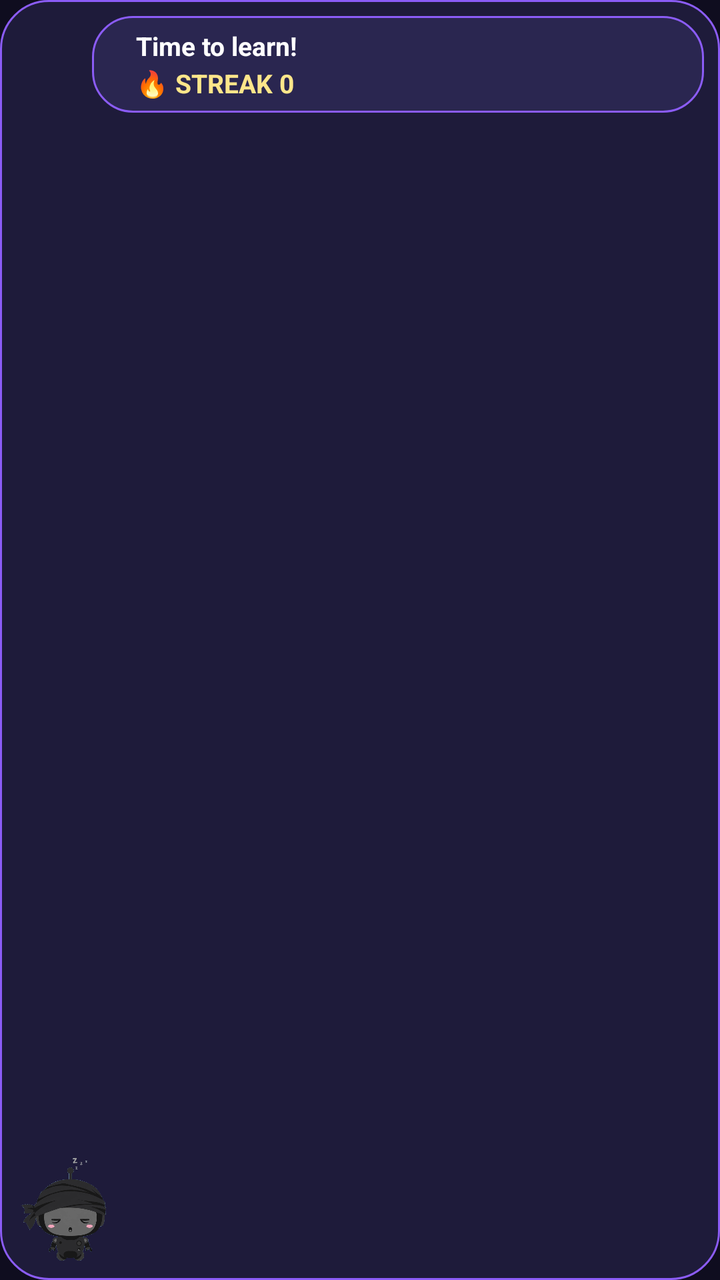
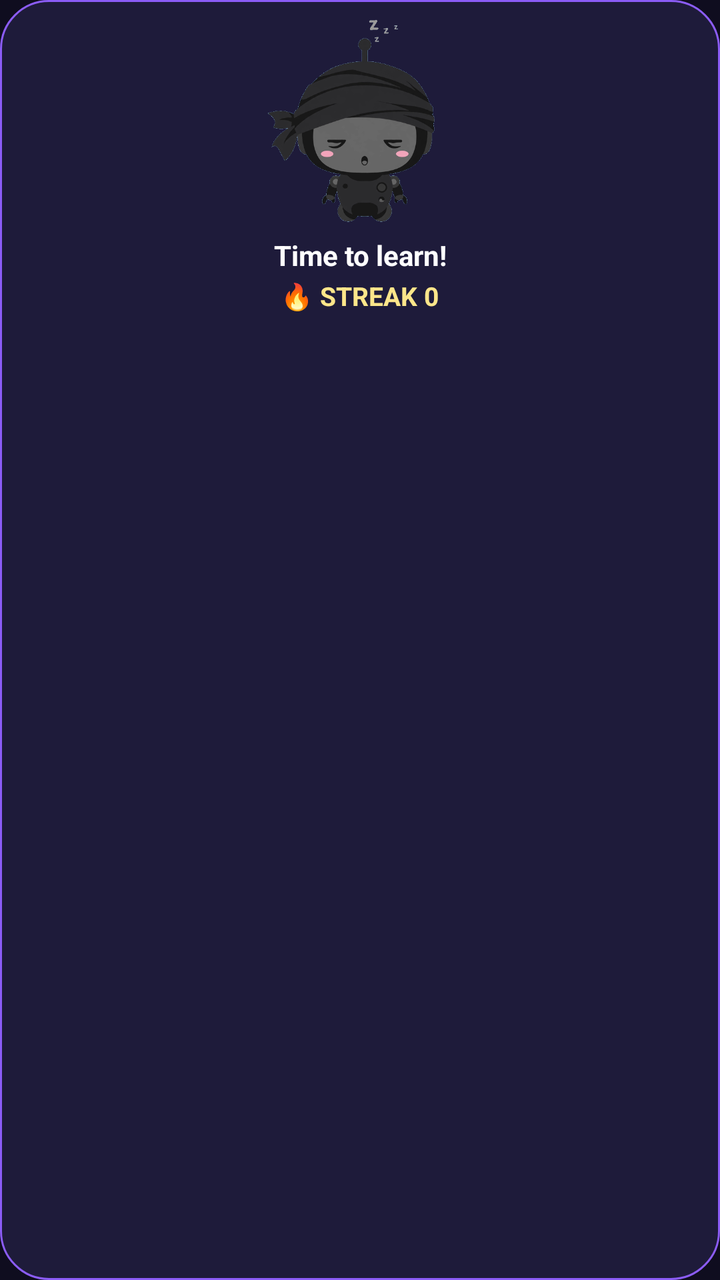

An Android layout rendered at two revisions. The XML below is the earlier revision; the diff shows what the commit changed to produce the second picture.
<!-- AndroidManifest.xml: application theme AppTheme -->
<!-- res/layout/widget_loop.xml -->
<?xml version="1.0" encoding="utf-8"?>
<RelativeLayout xmlns:android="http://schemas.android.com/apk/res/android"
    android:id="@+id/w_root"
    android:layout_width="match_parent"
    android:layout_height="match_parent"
    android:background="@drawable/widget_bg"
    android:padding="6dp">

    
    <LinearLayout
        android:id="@+id/w_bubble"
        android:layout_width="match_parent"
        android:layout_height="wrap_content"
        android:layout_alignParentTop="true"
        android:layout_alignParentEnd="true"
        android:layout_marginStart="40dp"
        android:layout_marginTop="2dp"
        android:layout_marginEnd="2dp"
        android:orientation="vertical"
        android:background="@drawable/widget_bubble"
        android:paddingStart="22dp"
        android:paddingEnd="10dp"
        android:paddingTop="6dp"
        android:paddingBottom="6dp">

        <TextView
            android:id="@+id/w_caption"
            android:layout_width="match_parent"
            android:layout_height="wrap_content"
            android:text="Time to learn!"
            android:textSize="13sp"
            android:textStyle="bold"
            android:textColor="#FFFFFF"
            android:maxLines="2"
            android:ellipsize="end" />

        <TextView
            android:id="@+id/w_streak"
            android:layout_width="wrap_content"
            android:layout_height="wrap_content"
            android:layout_marginTop="1dp"
            android:text="🔥 STREAK 0"
            android:textSize="13sp"
            android:textStyle="bold"
            android:textColor="#FDE68A" />
    </LinearLayout>

    
    <ImageView
        android:id="@+id/w_mascot"
        android:layout_width="56dp"
        android:layout_height="56dp"
        android:layout_alignParentBottom="true"
        android:layout_alignParentStart="true"
        android:layout_marginStart="0dp"
        android:layout_marginBottom="0dp"
        android:src="@drawable/mascot_sleepy"
        android:contentDescription="Dip" />
</RelativeLayout>
<!-- resources referenced by this layout -->
<resources>
  <!-- drawable mascot_sleepy: png bitmap (drawable, 119405 bytes) -->
  <!-- drawable widget_bg (drawable) -->
  <?xml version="1.0" encoding="utf-8"?>
  <shape xmlns:android="http://schemas.android.com/apk/res/android"
      android:shape="rectangle">
      <solid android:color="#1E1B3A" />
      <corners android:radius="24dp" />
      <stroke android:width="1dp" android:color="#8B5CF6" />
  </shape>
  <!-- drawable widget_bubble (drawable) -->
  <?xml version="1.0" encoding="utf-8"?>
  <shape xmlns:android="http://schemas.android.com/apk/res/android"
      android:shape="rectangle">
      <solid android:color="#2A2650" />
      <corners android:radius="20dp" />
      <stroke android:width="1dp" android:color="#8B5CF6" />
  </shape>
  <style name="AppTheme" parent="android:Theme.Material.NoActionBar">
          <item name="android:windowBackground">@color/bg</item>
          <item name="android:textColor">@color/text</item>
          <item name="android:editTextColor">@color/text</item>
      </style>
  <color name="bg">#0F0D1F</color>
  <color name="text">#FFFFFF</color>
</resources>

<!-- the commit's change to res/layout/widget_loop.xml (unified diff, before → after) -->
@@ -1,59 +1,42 @@
 <?xml version="1.0" encoding="utf-8"?>
-<RelativeLayout xmlns:android="http://schemas.android.com/apk/res/android"
+<LinearLayout xmlns:android="http://schemas.android.com/apk/res/android"
     android:id="@+id/w_root"
     android:layout_width="match_parent"
     android:layout_height="match_parent"
     android:background="@drawable/widget_bg"
-    android:padding="6dp">
-
-    
-    <LinearLayout
-        android:id="@+id/w_bubble"
-        android:layout_width="match_parent"
-        android:layout_height="wrap_content"
-        android:layout_alignParentTop="true"
-        android:layout_alignParentEnd="true"
-        android:layout_marginStart="40dp"
-        android:layout_marginTop="2dp"
-        android:layout_marginEnd="2dp"
-        android:orientation="vertical"
-        android:background="@drawable/widget_bubble"
-        android:paddingStart="22dp"
-        android:paddingEnd="10dp"
-        android:paddingTop="6dp"
-        android:paddingBottom="6dp">
-
-        <TextView
-            android:id="@+id/w_caption"
-            android:layout_width="match_parent"
-            android:layout_height="wrap_content"
-            android:text="Time to learn!"
-            android:textSize="13sp"
-            android:textStyle="bold"
-            android:textColor="#FFFFFF"
-            android:maxLines="2"
-            android:ellipsize="end" />
-
-        <TextView
-            android:id="@+id/w_streak"
-            android:layout_width="wrap_content"
-            android:layout_height="wrap_content"
-            android:layout_marginTop="1dp"
-            android:text="🔥 STREAK 0"
-            android:textSize="13sp"
-            android:textStyle="bold"
-            android:textColor="#FDE68A" />
-    </LinearLayout>
+    android:orientation="vertical"
+    android:gravity="center_horizontal"
+    android:padding="8dp">
 
     
     <ImageView
         android:id="@+id/w_mascot"
-        android:layout_width="56dp"
-        android:layout_height="56dp"
-        android:layout_alignParentBottom="true"
-        android:layout_alignParentStart="true"
-        android:layout_marginStart="0dp"
-        android:layout_marginBottom="0dp"
+        android:layout_width="110dp"
+        android:layout_height="110dp"
         android:src="@drawable/mascot_sleepy"
         android:contentDescription="Dip" />
-</RelativeLayout>
+
+    <TextView
+        android:id="@+id/w_caption"
+        android:layout_width="match_parent"
+        android:layout_height="wrap_content"
+        android:text="Time to learn!"
+        android:textSize="14sp"
+        android:textStyle="bold"
+        android:textColor="#FFFFFF"
+        android:gravity="center"
+        android:maxLines="2"
+        android:ellipsize="end" />
+
+    <TextView
+        android:id="@+id/w_streak"
+        android:layout_width="wrap_content"
+        android:layout_height="wrap_content"
+        android:layout_marginTop="2dp"
+        android:text="🔥 STREAK 0"
+        android:textSize="13sp"
+        android:textStyle="bold"
+        android:textColor="#FDE68A"
+        android:gravity="center" />
+
+</LinearLayout>
<!-- resource entries referenced after the edit -->
@@ -9,14 +9,6 @@
       <corners android:radius="24dp" />
       <stroke android:width="1dp" android:color="#8B5CF6" />
   </shape>
-  <!-- drawable widget_bubble (drawable) -->
-  <?xml version="1.0" encoding="utf-8"?>
-  <shape xmlns:android="http://schemas.android.com/apk/res/android"
-      android:shape="rectangle">
-      <solid android:color="#2A2650" />
-      <corners android:radius="20dp" />
-      <stroke android:width="1dp" android:color="#8B5CF6" />
-  </shape>
   <style name="AppTheme" parent="android:Theme.Material.NoActionBar">
           <item name="android:windowBackground">@color/bg</item>
           <item name="android:textColor">@color/text</item>
